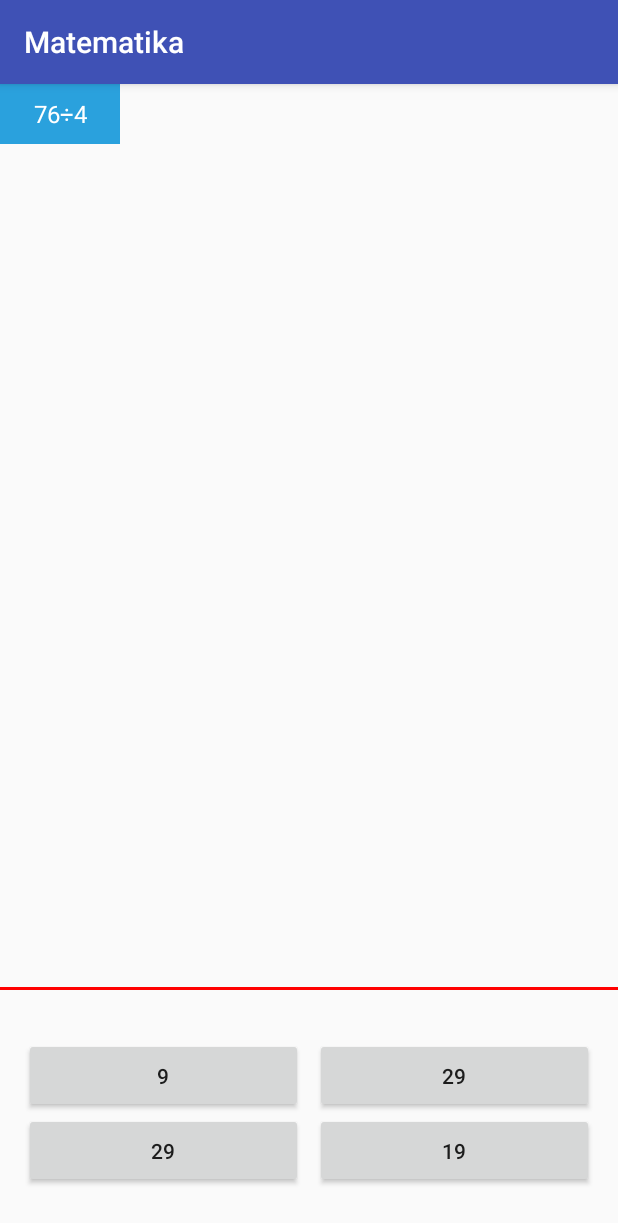
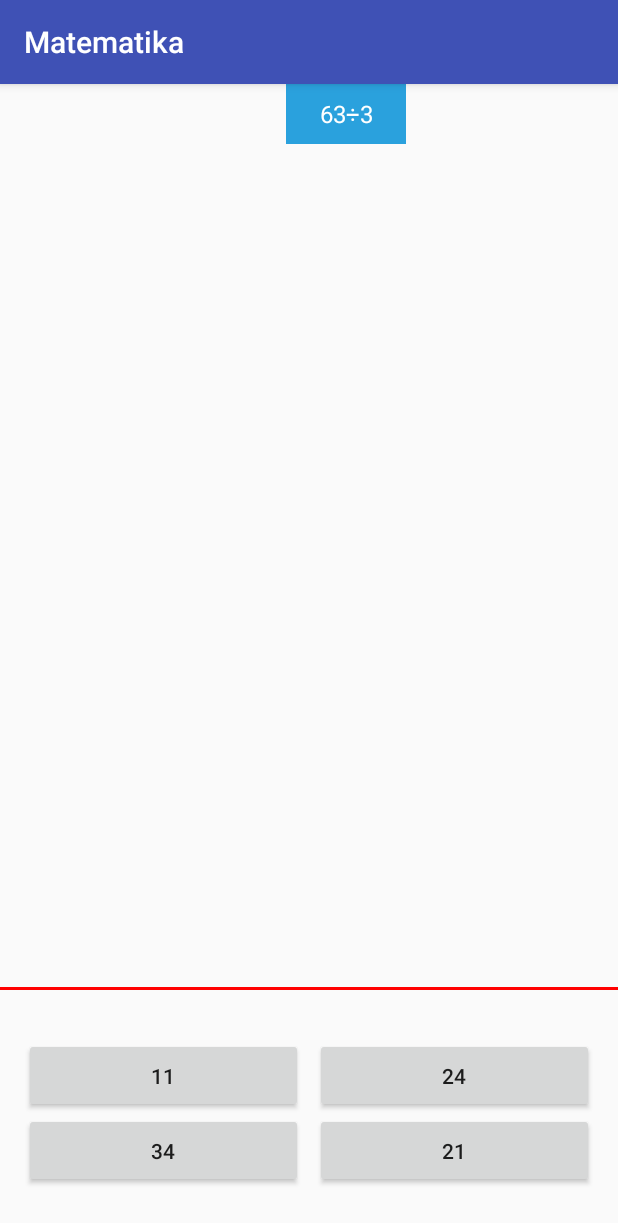
Before and after one commit to MambetniyazovAmir/math-game-android, an Android app: the screen it shows after launch (GameActivity), after a tap on an icon or button, on a phone screen of 412 x 824 dp. Shown: the top 1223 px of the screen. Run offline under Robolectric (Android 15) with nearby library versions, the phone set to English and light mode, and no system bars.

Commit message:
variantlar bosiladi

```diff
--- a/app/src/main/java/com/dasturlash/matematika/cutomview/CustomView.java
+++ b/app/src/main/java/com/dasturlash/matematika/cutomview/CustomView.java
@@ -4,14 +4,15 @@ import android.annotation.SuppressLint;
 import android.content.Context;
 import android.support.annotation.Nullable;
 import android.util.AttributeSet;
+import android.util.Log;
 import android.view.LayoutInflater;
 import android.view.View;
-import android.view.animation.Animation;
-import android.view.animation.AnimationUtils;
 import android.widget.LinearLayout;
 import android.widget.TextView;
 
 import com.dasturlash.matematika.R;
+
+import java.util.Random;
 
 /**
  * Created by QAREKEN on 4/29/2018.
@@ -23,6 +24,7 @@ public class CustomView extends LinearLayout implements CustomViewInterface {
     private TextView text;
     private Integer firstNumber;
     private Integer secondNumber;
+    private View view;
     private int type;
 
     @SuppressLint("ResourceAsColor")
@@ -30,9 +32,21 @@ public class CustomView extends LinearLayout implements CustomViewInterface {
         super(context, attrs);
         this.type = type;
         taskMaker = new TaskMaker(this, type);
-        View view = LayoutInflater.from(context).inflate(R.layout.view_custom, this);
+        view = LayoutInflater.from(context).inflate(R.layout.view_custom, this);
         text = view.findViewById(R.id.text);
         getTask();
+    }
+
+    @Override
+    protected void onMeasure(int widthMeasureSpec, int heightMeasureSpec) {
+        super.onMeasure(widthMeasureSpec, heightMeasureSpec);
+        LinearLayout.LayoutParams layoutParams = (LinearLayout.LayoutParams) getLayoutParams();
+        @SuppressLint("DrawAllocation") Random random = new Random();
+        int width = 400;
+        Log.d("width", width + "");
+        int margin = random.nextInt(width) + 50;
+        layoutParams.setMargins(margin, 0,0, 0);
+        setLayoutParams(layoutParams);
     }
 
     private void getTask() {
--- a/app/src/main/java/com/dasturlash/matematika/cutomview/TaskMaker.java
+++ b/app/src/main/java/com/dasturlash/matematika/cutomview/TaskMaker.java
@@ -1,9 +1,6 @@
 package com.dasturlash.matematika.cutomview;
-import android.util.Log;
 
 import com.dasturlash.matematika.MainActivity;
-import com.dasturlash.matematika.game.VariantListener;
-import com.dasturlash.matematika.holders.NumberHolder;
 import java.util.Random;
 
 /**
@@ -15,8 +12,6 @@ public class TaskMaker {
     private int type;
     private Integer firstNumber;
     private Integer secondNumber;
-    private int[] variants;
-    private int correctVariant;
     private char[] operator;
     private Random random;
 
@@ -24,7 +19,6 @@ public class TaskMaker {
         this.customViewInterface = customViewInterface;
         this.type = type;
         random = new Random();
-        variants = new int[4];
         operator = new char[]{'0', '-', '+', '÷', '×'};
     }
 
@@ -44,12 +38,9 @@ public class TaskMaker {
     }
 
     private void makeTaskFotDivide() {
-        NumberHolder numberHolder = NumberHolder.getInstance();
-        Integer index = random.nextInt(numberHolder.getDividends().size()-1);
-        firstNumber = numberHolder.getDividends().get(index);
-        index = numberHolder.getDividers(firstNumber).size() <= 1 ? 0 : random.nextInt(numberHolder.getDividers(firstNumber).size()-1);
-        secondNumber = numberHolder.getDividers(firstNumber).get(index);
-
+        int x = random.nextInt(30) + 5;
+        secondNumber = random.nextInt(50/x) + 2;
+        firstNumber = secondNumber*x;
     }
 
     void getTask() {
--- a/app/src/main/java/com/dasturlash/matematika/game/GameActivity.java
+++ b/app/src/main/java/com/dasturlash/matematika/game/GameActivity.java
@@ -1,18 +1,26 @@
 package com.dasturlash.matematika.game;
 
 import android.annotation.SuppressLint;
+import android.os.Build;
+import android.support.annotation.RequiresApi;
 import android.support.v7.app.AppCompatActivity;
 import android.os.Bundle;
+import android.util.Log;
 import android.view.View;
 import android.view.ViewManager;
 import android.view.animation.Animation;
 import android.view.animation.AnimationUtils;
 import android.widget.Button;
 import android.widget.LinearLayout;
+import android.widget.Toast;
 
 import com.dasturlash.matematika.MainActivity;
 import com.dasturlash.matematika.R;
 import com.dasturlash.matematika.cutomview.CustomView;
+import com.dasturlash.matematika.level.LevelHelper;
+
+import java.util.Objects;
+import java.util.Random;
 
 public class GameActivity extends AppCompatActivity implements VariantListener {
     private VariantMaker variantMaker;
@@ -23,12 +31,15 @@ public class GameActivity extends AppCompatActivity implements VariantListener {
     private Button variantC;
     private Button variantD;
     private Integer correctVariant;
+    private LevelHelper levelHelper;
+    private Animation animation;
     private int type;
 
     @Override
     protected void onCreate(Bundle savedInstanceState) {
         super.onCreate(savedInstanceState);
         setContentView(R.layout.activity_game);
+        levelHelper = new LevelHelper();
         variantA = findViewById(R.id.variantA);
         variantB = findViewById(R.id.variantB);
         variantC = findViewById(R.id.variantC);
@@ -47,16 +58,19 @@ public class GameActivity extends AppCompatActivity implements VariantListener {
             customView.clearAnimation();
             ((ViewManager) customView.getParent()).removeView(customView);
         }
+        levelHelper.setLevel(levelHelper.getLevel() + 1);
         customView = new CustomView(GameActivity.this, type, null);
         variantMaker = new VariantMaker(customView.getFirstNumber(), customView.getSecondNumber(), customView.getType(), this);
         variantMaker.makeVariants();
+        customView.requestLayout();
         linearLayout.addView(customView);
         startAnimation(customView);
+        Log.d("level", levelHelper.getLevel().toString());
     }
 
     private void startAnimation(CustomView view) {
-        Animation animation = AnimationUtils.loadAnimation(this, R.anim.slide_down);
-        animation.setDuration(20000);
+        animation = AnimationUtils.loadAnimation(this, R.anim.slide_down);
+        animation.setDuration(levelHelper.getAnimationDuration());
         view.startAnimation(animation);
     }
 
@@ -71,11 +85,14 @@ public class GameActivity extends AppCompatActivity implements VariantListener {
     }
 
     View.OnClickListener onClickListener = new View.OnClickListener() {
+        @RequiresApi(api = Build.VERSION_CODES.KITKAT)
         @Override
         public void onClick(View view) {
-            if (((Button) view).getText() == correctVariant.toString()) {
+            if (Objects.equals(((Button) view).getText().toString(), correctVariant.toString())) {
                 nextTask(type);
             } else {
+                //TODO utilg'anda ne boliwi usi jerge jaziladi
+
                 return;
             }
         }
--- a/app/src/main/java/com/dasturlash/matematika/game/VariantListener.java
+++ b/app/src/main/java/com/dasturlash/matematika/game/VariantListener.java
@@ -5,5 +5,5 @@ package com.dasturlash.matematika.game;
  */
 
 public interface VariantListener {
-    public void setVariants(Integer[] variants);
+    void setVariants(Integer[] variants);
 }
--- a/app/src/main/java/com/dasturlash/matematika/game/VariantMaker.java
+++ b/app/src/main/java/com/dasturlash/matematika/game/VariantMaker.java
@@ -85,7 +85,7 @@ class VariantMaker {
         return variants[3];
     }
 
-    public Integer getCorrectVariant() {
+    Integer getCorrectVariant() {
         return correctVariant;
     }
 }
--- a/app/src/main/java/com/dasturlash/matematika/holders/NumberHolder.java
+++ /dev/null
@@ -1,83 +0,0 @@
-package com.dasturlash.matematika.holders;
-
-import android.support.v4.util.ArrayMap;
-import android.util.Log;
-import android.widget.Toast;
-
-import java.util.ArrayList;
-import java.util.Arrays;
-
-/**
- * Created by QAREKEN on 4/30/2018.
- */
-
-public final class NumberHolder {
-    public static final int ERATOSFEN_NUMBER_COUNT = 100;
-
-    private static NumberHolder instance = null;
-    private ArrayList<Integer> dividends;
-    private ArrayMap<Integer, ArrayList<Integer>> dividers;
-    private boolean primes[];
-    private boolean isDividend[];
-
-    private NumberHolder() {
-        primes = new boolean[ERATOSFEN_NUMBER_COUNT+2];
-        isDividend = new boolean[ERATOSFEN_NUMBER_COUNT+2];
-        dividends = new ArrayList<>();
-        dividers = new ArrayMap<>();
-        eratosfenSieve(ERATOSFEN_NUMBER_COUNT);
-        setDividers();
-    }
-
-    public static NumberHolder getInstance() {
-        if (instance == null) {
-            instance = new NumberHolder();
-        }
-        return instance;
-    }
-
-    // Erotosfen Sieve algoritmi bilan tub bo'lmagan sonlar va qaysi son qaysi sonlarga
-    // bo'linishini aniqlab olamiz
-    private void eratosfenSieve(int count) {
-        Arrays.fill(primes, true);
-        primes[0] = primes[1] = false;
-        for (int i = 2; i <= count; i++) {
-            if (primes[i]) {
-                for (int j = i*i; j <= count; j+=i) {
-                    primes[j] = false;
-                    if (!isDividend[j]) {
-                        isDividend[j] = true;
-                        dividends.add(j);
-                    }
-                }
-            }
-        }
-    }
-
-    public ArrayList<Integer> getDividers(Integer number) {
-        return dividers.get(number);
-    }
-
-    private void setDividers() {
-        ArrayList<Integer> list;
-        for (int i = 2; i <= ERATOSFEN_NUMBER_COUNT; i++) {
-            if (isDividend[i]) {
-                list = new ArrayList<>();
-                for (int j = 2; j * j <= i; j++) {
-                    if (i%j == 0) {
-                        list.add(j);
-                        if (j*j != i) {
-                            list.add(i/j);
-                        }
-                    }
-                }
-                dividers.put(i, list);
-            }
-        }
-    }
-
-    public ArrayList<Integer> getDividends() {
-        return dividends;
-    }
-
-}
--- /dev/null
+++ b/app/src/main/java/com/dasturlash/matematika/level/LevelHelper.java
@@ -0,0 +1,39 @@
+package com.dasturlash.matematika.level;
+
+import android.util.Log;
+
+/**
+ * Created by QAREKEN on 5/6/2018.
+ */
+
+public class LevelHelper {
+    private int level;
+    private int sum;
+    private int animationDuration;
+
+    public LevelHelper() {
+        animationDuration = 20000;
+        level = 0;
+        sum = 0;
+    }
+
+    public Integer getLevel() {
+        return level;
+    }
+
+    public void setLevel(Integer level) {
+        this.level = level;
+        if (sum > level/5 && animationDuration > 0) {
+            sum = 0;
+            animationDuration -= 1000;
+            Log.d("animationduration", animationDuration + "");
+        } else {
+            sum ++;
+        }
+    }
+
+    public Integer getAnimationDuration() {
+        return animationDuration;
+    }
+
+}
--- a/app/src/main/res/anim/slide_down.xml
+++ b/app/src/main/res/anim/slide_down.xml
@@ -2,5 +2,5 @@
 <set xmlns:android="http://schemas.android.com/apk/res/android"
     android:interpolator="@android:anim/linear_interpolator">
     <translate android:fromYDelta="0"
-        android:toYDelta="90%p" />
+        android:toYDelta="100%p" />
 </set>
--- /dev/null
+++ b/app/src/main/res/values/attrs.xml
@@ -0,0 +1,12 @@
+<resources>
+
+    <!-- Declare custom theme attributes that allow changing which styles are
+         used for button bars depending on the API level.
+         ?android:attr/buttonBarStyle is new as of API 11 so this is
+         necessary to support previous API levels. -->
+    <declare-styleable name="ButtonBarContainerTheme">
+        <attr name="metaButtonBarStyle" format="reference" />
+        <attr name="metaButtonBarButtonStyle" format="reference" />
+    </declare-styleable>
+
+</resources>
--- a/app/src/main/res/values/colors.xml
+++ b/app/src/main/res/values/colors.xml
@@ -7,4 +7,6 @@
     <color name="colorWhite">#ffffff</color>
     <color name="colorCustomViewDefault">#2AA1DD</color>
     <color name="colorCustomViewError">#D63B32</color>
+
+    <color name="black_overlay">#66000000</color>
 </resources>
--- a/app/src/main/res/values/strings.xml
+++ b/app/src/main/res/values/strings.xml
@@ -5,4 +5,8 @@
     <string name="divide">Bo\'lish (÷)</string>
     <string name="multiply">Ko\'paytirish (×)</string>
     <string name="todo">TODO</string>
+
+    <string name="title_activity_game_over">GameOverActivity</string>
+    <string name="dummy_button">Dummy Button</string>
+    <string name="dummy_content">DUMMY\nCONTENT</string>
 </resources>
--- a/app/src/main/res/values/styles.xml
+++ b/app/src/main/res/values/styles.xml
@@ -8,4 +8,16 @@
         <item name="colorAccent">@color/colorAccent</item>
     </style>
 
+    <style name="FullscreenTheme" parent="AppTheme">
+        <item name="android:actionBarStyle">@style/FullscreenActionBarStyle</item>
+        <item name="android:windowActionBarOverlay">true</item>
+        <item name="android:windowBackground">@null</item>
+        <item name="metaButtonBarStyle">?android:attr/buttonBarStyle</item>
+        <item name="metaButtonBarButtonStyle">?android:attr/buttonBarButtonStyle</item>
+    </style>
+
+    <style name="FullscreenActionBarStyle" parent="Widget.AppCompat.ActionBar">
+        <item name="android:background">@color/black_overlay</item>
+    </style>
+
 </resources>
```
Also changed, not shown: app/build.gradle (+6 -5 lines), app/src/main/AndroidManifest.xml (+6 -2 lines).
